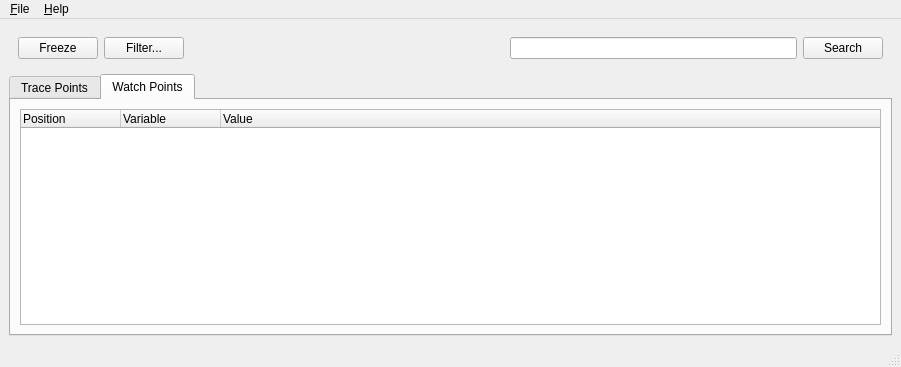
The window that gui/mainwindow.ui (froglogic/tracetool) describes before a commit, drawn with Qt 5.
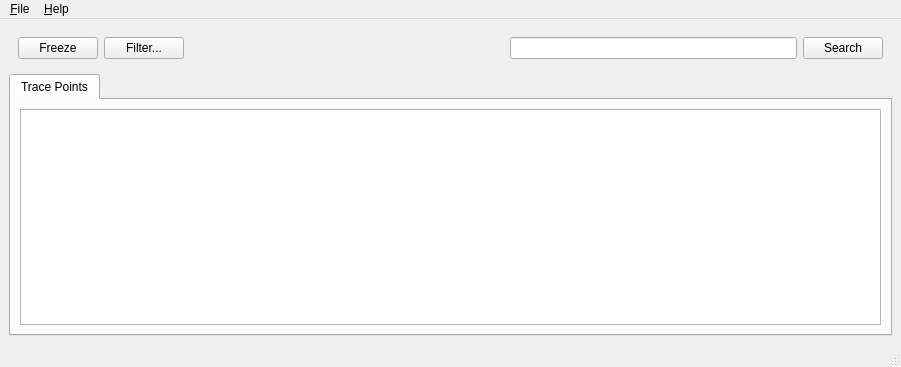
The same window after the commit. The open tabs and pages were chosen to show the change. Icons and pictures are not drawn.

Commit message:
Reworked the watch point tree as a dedicated class
The new tree is also updated at runtime as new values come in.

Diff of the .ui file:
```diff
--- a/gui/mainwindow.ui
+++ b/gui/mainwindow.ui
@@ -87,32 +87,6 @@
         </item>
        </layout>
       </widget>
-      <widget class="QWidget" name="tab_2">
-       <attribute name="title">
-        <string>Watch Points</string>
-       </attribute>
-       <layout class="QVBoxLayout" name="verticalLayout_2">
-        <item>
-         <widget class="QTreeWidget" name="watchPointTree">
-          <column>
-           <property name="text">
-            <string>Position</string>
-           </property>
-          </column>
-          <column>
-           <property name="text">
-            <string>Variable</string>
-           </property>
-          </column>
-          <column>
-           <property name="text">
-            <string>Value</string>
-           </property>
-          </column>
-         </widget>
-        </item>
-       </layout>
-      </widget>
      </widget>
     </item>
    </layout>
```
The commit also changes 5 other files.
